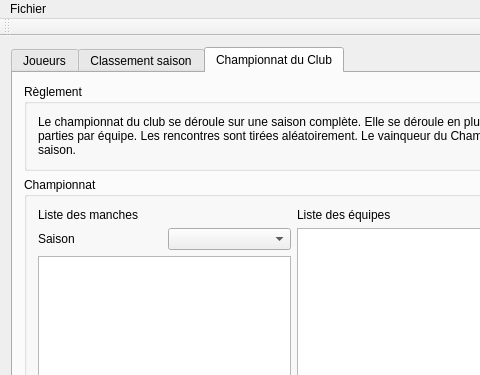
This is MainWindow.ui in arabine/tanca as Qt 5 draws it before an edit; both pictures show x 0 to 480 and y 0 to 375 of the 875 by 632 pixel window. The edited form follows.
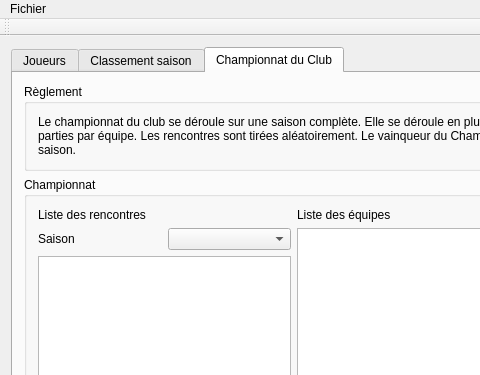
This is the edited form.

Patch:
```diff
--- a/MainWindow.ui
+++ b/MainWindow.ui
@@ -113,7 +113,7 @@
              <item>
               <widget class="QLabel" name="label_2">
                <property name="text">
-                <string>Liste des manches</string>
+                <string>Liste des rencontres</string>
                </property>
               </widget>
              </item>
```
Left out of the diff: 8 changed lines with no effect on the pictures.
